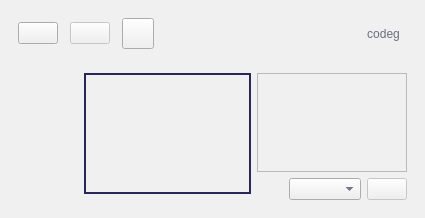
The window that src/Ui/AppWindow.ui (NikolayRag/codeg) describes before a commit, drawn with Qt 5.
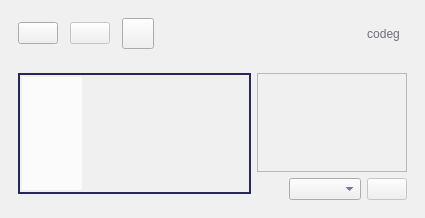
The same window after the commit. Icons and pictures are not drawn.

Commit message: change SvgViewport underlay interface

Diff of the .ui file:
```diff
--- a/src/Ui/AppWindow.ui
+++ b/src/Ui/AppWindow.ui
@@ -157,7 +157,7 @@
            </spacer>
           </item>
           <item row="0" column="2" colspan="2">
-           <widget class="QFrame" name="wViewport">
+           <widget class="QFrame" name="frameViewport">
             <property name="frameShape">
              <enum>QFrame::Box</enum>
             </property>
@@ -167,7 +167,10 @@
             <property name="lineWidth">
              <number>2</number>
             </property>
-            <layout class="QHBoxLayout">
+            <layout class="QVBoxLayout" name="verticalLayout">
+             <property name="spacing">
+              <number>0</number>
+             </property>
              <property name="leftMargin">
               <number>0</number>
              </property>
@@ -180,6 +183,108 @@
              <property name="bottomMargin">
               <number>0</number>
              </property>
+             <item>
+              <widget class="QWidget" name="wViewport" native="true">
+               <layout class="QGridLayout" name="gridLayout_4">
+                <property name="leftMargin">
+                 <number>2</number>
+                </property>
+                <property name="topMargin">
+                 <number>2</number>
+                </property>
+                <property name="rightMargin">
+                 <number>2</number>
+                </property>
+                <property name="bottomMargin">
+                 <number>2</number>
+                </property>
+                <property name="spacing">
+                 <number>2</number>
+                </property>
+                <item row="0" column="0">
+                 <widget class="QTableWidget" name="listLayers">
+                  <property name="enabled">
+                   <bool>true</bool>
+                  </property>
+                  <property name="maximumSize">
+                   <size>
+                    <width>60</width>
+                    <height>16777215</height>
+                   </size>
+                  </property>
+                  <property name="font">
+                   <font>
+                    <pointsize>6</pointsize>
+                   </font>
+                  </property>
+                  <property name="mouseTracking">
+                   <bool>true</bool>
+                  </property>
+                  <property name="styleSheet">
+                   <string notr="true">background-color: rgba(255, 255, 255, 192);</string>
+                  </property>
+                  <property name="frameShape">
+                   <enum>QFrame::NoFrame</enum>
+                  </property>
+                  <property name="autoScroll">
+                   <bool>true</bool>
+                  </property>
+                  <property name="verticalScrollMode">
+                   <enum>QAbstractItemView::ScrollPerPixel</enum>
+                  </property>
+                  <property name="showGrid">
+                   <bool>true</bool>
+                  </property>
+                  <property name="wordWrap">
+                   <bool>false</bool>
+                  </property>
+                  <attribute name="horizontalHeaderVisible">
+                   <bool>false</bool>
+                  </attribute>
+                  <attribute name="horizontalHeaderDefaultSectionSize">
+                   <number>12</number>
+                  </attribute>
+                  <attribute name="horizontalHeaderMinimumSectionSize">
+                   <number>12</number>
+                  </attribute>
+                  <attribute name="horizontalHeaderStretchLastSection">
+                   <bool>true</bool>
+                  </attribute>
+                  <attribute name="verticalHeaderVisible">
+                   <bool>false</bool>
+                  </attribute>
+                  <attribute name="verticalHeaderDefaultSectionSize">
+                   <number>12</number>
+                  </attribute>
+                  <attribute name="verticalHeaderMinimumSectionSize">
+                   <number>12</number>
+                  </attribute>
+                  <attribute name="verticalHeaderStretchLastSection">
+                   <bool>true</bool>
+                  </attribute>
+                  <column>
+                   <property name="text">
+                    <string>name</string>
+                   </property>
+                  </column>
+                 </widget>
+                </item>
+                <item row="0" column="1">
+                 <spacer name="horizontalSpacer_4">
+                  <property name="orientation">
+                   <enum>Qt::Horizontal</enum>
+                  </property>
+                  <property name="sizeHint" stdset="0">
+                   <size>
+                    <width>40</width>
+                    <height>20</height>
+                   </size>
+                  </property>
+                 </spacer>
+                </item>
+               </layout>
+              </widget>
+             </item>
             </layout>
            </widget>
           </item>
@@ -266,71 +371,6 @@
             </property>
            </spacer>
           </item>
-          <item row="0" column="1">
-           <widget class="QTableWidget" name="listLayers">
-            <property name="enabled">
-             <bool>true</bool>
-            </property>
-            <property name="maximumSize">
-             <size>
-              <width>60</width>
-              <height>16777215</height>
-             </size>
-            </property>
-            <property name="font">
-             <font>
-              <pointsize>6</pointsize>
-             </font>
-            </property>
-            <property name="mouseTracking">
-             <bool>true</bool>
-            </property>
-            <property name="frameShape">
-             <enum>QFrame::NoFrame</enum>
-            </property>
-            <property name="autoScroll">
-             <bool>true</bool>
-            </property>
-            <property name="verticalScrollMode">
-             <enum>QAbstractItemView::ScrollPerPixel</enum>
-            </property>
-            <property name="showGrid">
-             <bool>true</bool>
-            </property>
-            <property name="wordWrap">
-             <bool>false</bool>
-            </property>
-            <attribute name="horizontalHeaderVisible">
-             <bool>false</bool>
-            </attribute>
-            <attribute name="horizontalHeaderDefaultSectionSize">
-             <number>12</number>
-            </attribute>
-            <attribute name="horizontalHeaderMinimumSectionSize">
-             <number>12</number>
-            </attribute>
-            <attribute name="horizontalHeaderStretchLastSection">
-             <bool>true</bool>
-            </attribute>
-            <attribute name="verticalHeaderVisible">
-             <bool>false</bool>
-            </attribute>
-            <attribute name="verticalHeaderDefaultSectionSize">
-             <number>12</number>
-            </attribute>
-            <attribute name="verticalHeaderMinimumSectionSize">
-             <number>12</number>
-            </attribute>
-            <attribute name="verticalHeaderStretchLastSection">
-             <bool>true</bool>
-            </attribute>
-            <column>
-             <property name="text">
-              <string>name</string>
-             </property>
-            </column>
-           </widget>
-          </item>
          </layout>
         </widget>
        </item>
```
The commit also changes 1 other file.
